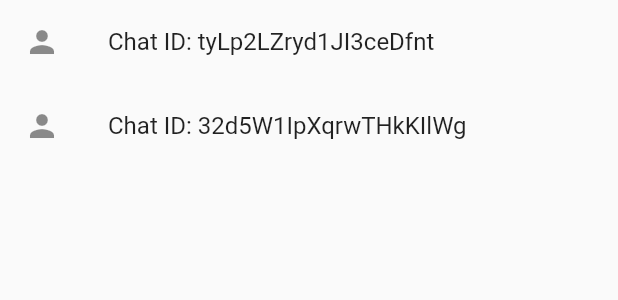
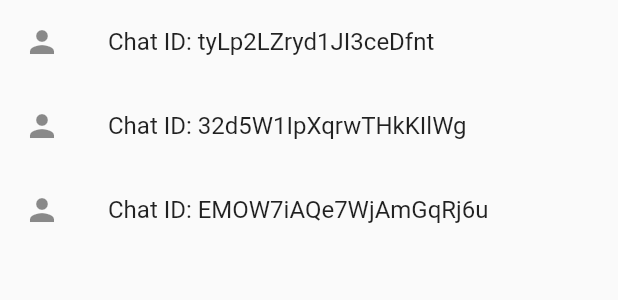
Before and after one commit to konstantinPopovskikh/icon_counter, a Flutter app: what chatList() shows on an empty page, opened directly, on a phone screen of 412 x 824 dp. Shown: the top 300 px of the screen. Run offline on Flutter 3.47's test engine with Material 2 defaults, Android fonts, the light colour scheme and no system bars; our stand-ins replace cloud_firestore, firebase_core; accounts and stored records are empty.

```diff
--- a/lib/main.dart
+++ b/lib/main.dart
@@ -4,7 +4,11 @@ import 'package:flutter/material.dart';
 import 'package:firebase_core/firebase_core.dart';
 import 'package:provider/provider.dart';
 
-List<String> userChats = ['tyLp2LZryd1JI3ceDfnt', '32d5W1IpXqrwTHkKIlWg'];
+List<String> userChats = [
+  'tyLp2LZryd1JI3ceDfnt',
+  '32d5W1IpXqrwTHkKIlWg',
+  'EMOW7iAQe7WjAmGqRj6u'
+];
 
 Future<void> main() async {
   WidgetsFlutterBinding.ensureInitialized();
```
Also changed, not shown: lib/screens/chat_screen.dart (deleted, +0 -25 lines), lib/screens/home.dart (+2 -5 lines).
